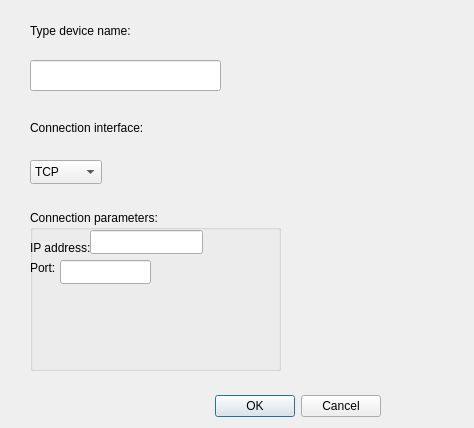
Old version of the form GUI/AddModbusDeviceGUI/AddModbusDeviceGUI.ui in the repository my-memory-leaked/Modbus-Industrial-Diagnostic-Tool.
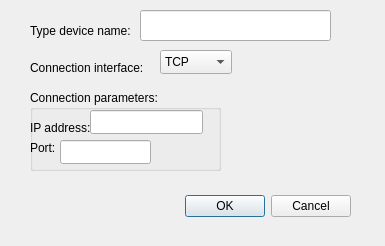
New version of the form.

```diff
--- a/GUI/AddModbusDeviceGUI/AddModbusDeviceGUI.ui
+++ b/GUI/AddModbusDeviceGUI/AddModbusDeviceGUI.ui
@@ -6,8 +6,8 @@
    <rect>
     <x>0</x>
     <y>0</y>
-    <width>474</width>
-    <height>428</height>
+    <width>385</width>
+    <height>246</height>
    </rect>
   </property>
   <property name="windowTitle">
@@ -16,8 +16,8 @@
   <widget class="QDialogButtonBox" name="ButtonBox">
    <property name="geometry">
     <rect>
-     <x>40</x>
-     <y>390</y>
+     <x>10</x>
+     <y>190</y>
      <width>341</width>
      <height>32</height>
     </rect>
@@ -45,8 +45,8 @@
   <widget class="QLineEdit" name="DeviceNameLineEdit">
    <property name="geometry">
     <rect>
-     <x>30</x>
-     <y>60</y>
+     <x>140</x>
+     <y>10</y>
      <width>191</width>
      <height>31</height>
     </rect>
@@ -56,7 +56,7 @@
    <property name="geometry">
     <rect>
      <x>30</x>
-     <y>120</y>
+     <y>60</y>
      <width>151</width>
      <height>16</height>
     </rect>
@@ -68,8 +68,8 @@
   <widget class="QComboBox" name="ConnectionInterfaceComboBox">
    <property name="geometry">
     <rect>
-     <x>30</x>
-     <y>160</y>
+     <x>160</x>
+     <y>50</y>
      <width>72</width>
      <height>24</height>
     </rect>
@@ -89,9 +89,9 @@
    <property name="geometry">
     <rect>
      <x>30</x>
-     <y>210</y>
-     <width>251</width>
-     <height>161</height>
+     <y>90</y>
+     <width>191</width>
+     <height>81</height>
     </rect>
    </property>
    <property name="title">
```
